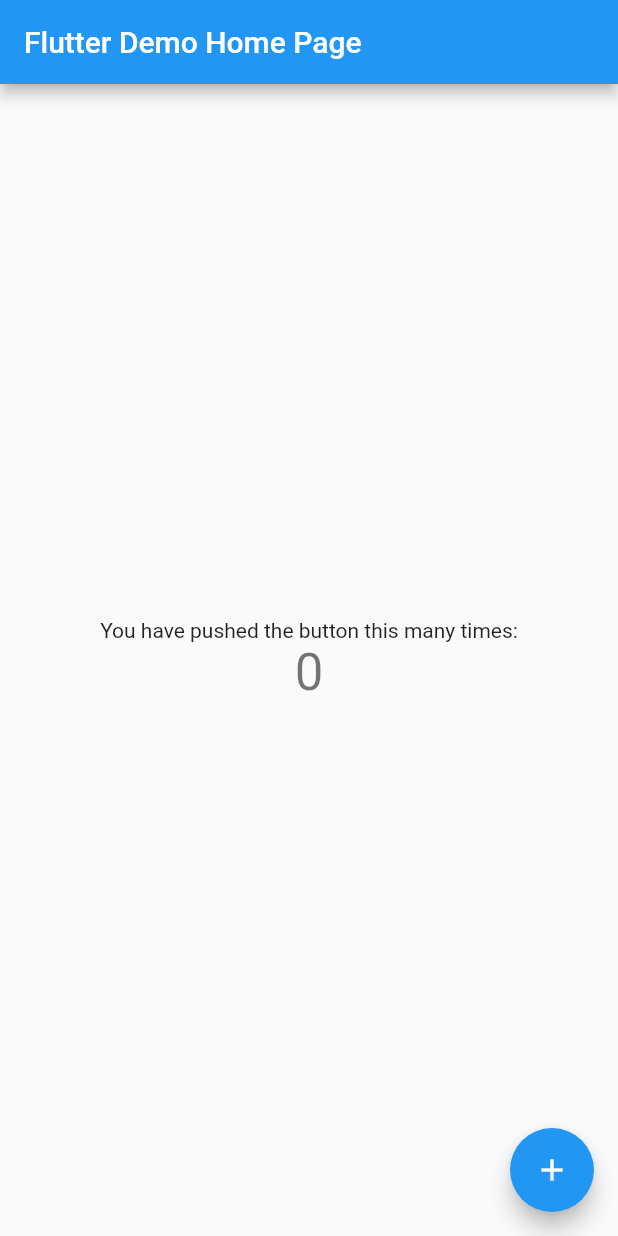
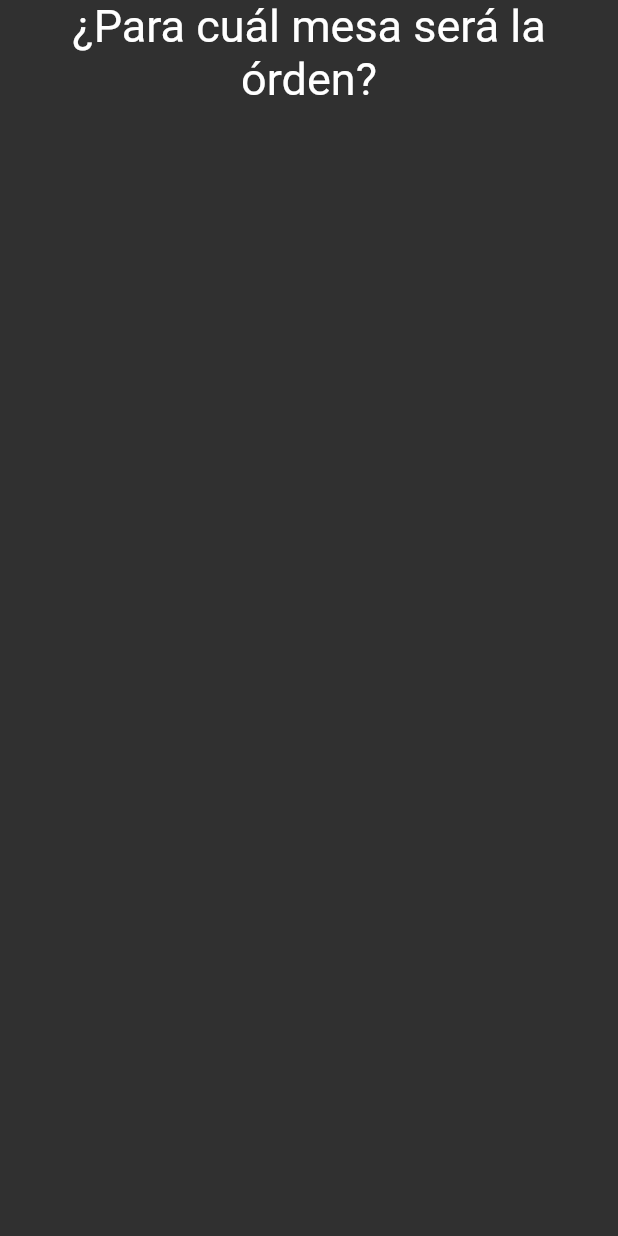
Before and after one commit to Aaron-Uriel/frontend, a Flutter app: the screen it shows after launch, on a phone screen of 412 x 824 dp. Run offline on Flutter 3.47's test engine with Material 2 defaults, Android fonts, the phone set to English and light mode, and no system bars.

Commit message:
Título de la primera página

```diff
--- a/lib/main.dart
+++ b/lib/main.dart
@@ -1,4 +1,6 @@
 import 'package:flutter/material.dart';
+
+const double title_size = 30;
 
 void main() {
   runApp(MyApp());
@@ -10,18 +12,10 @@
   Widget build(BuildContext context) {
     return MaterialApp(
       title: 'Flutter Demo',
-      theme: ThemeData(
-        // This is the theme of your application.
-        //
-        // Try running your application with "flutter run". You'll see the
-        // application has a blue toolbar. Then, without quitting the app, try
-        // changing the primarySwatch below to Colors.green and then invoke
-        // "hot reload" (press "r" in the console where you ran "flutter run",
-        // or simply save your changes to "hot reload" in a Flutter IDE).
-        // Notice that the counter didn't reset back to zero; the application
-        // is not restarted.
-        primarySwatch: Colors.blue,
+      darkTheme: ThemeData(
+        brightness: Brightness.dark,
       ),
+      themeMode: ThemeMode.dark,
       home: MyHomePage(title: 'Flutter Demo Home Page'),
     );
   }
@@ -29,15 +23,6 @@
 
 class MyHomePage extends StatefulWidget {
   MyHomePage({Key? key, required this.title}) : super(key: key);
-
-  // This widget is the home page of your application. It is stateful, meaning
-  // that it has a State object (defined below) that contains fields that affect
-  // how it looks.
-
-  // This class is the configuration for the state. It holds the values (in this
-  // case the title) provided by the parent (in this case the App widget) and
-  // used by the build method of the State. Fields in a Widget subclass are
-  // always marked "final".
 
   final String title;
 
@@ -50,64 +35,26 @@
 
   void _incrementCounter() {
     setState(() {
-      // This call to setState tells the Flutter framework that something has
-      // changed in this State, which causes it to rerun the build method below
-      // so that the display can reflect the updated values. If we changed
-      // _counter without calling setState(), then the build method would not be
-      // called again, and so nothing would appear to happen.
       _counter++;
     });
   }
 
   @override
   Widget build(BuildContext context) {
-    // This method is rerun every time setState is called, for instance as done
-    // by the _incrementCounter method above.
-    //
-    // The Flutter framework has been optimized to make rerunning build methods
-    // fast, so that you can just rebuild anything that needs updating rather
-    // than having to individually change instances of widgets.
-    return Scaffold(
-      appBar: AppBar(
-        // Here we take the value from the MyHomePage object that was created by
-        // the App.build method, and use it to set our appbar title.
-        title: Text(widget.title),
-      ),
-      body: Center(
-        // Center is a layout widget. It takes a single child and positions it
-        // in the middle of the parent.
-        child: Column(
-          // Column is also a layout widget. It takes a list of children and
-          // arranges them vertically. By default, it sizes itself to fit its
-          // children horizontally, and tries to be as tall as its parent.
-          //
-          // Invoke "debug painting" (press "p" in the console, choose the
-          // "Toggle Debug Paint" action from the Flutter Inspector in Android
-          // Studio, or the "Toggle Debug Paint" command in Visual Studio Code)
-          // to see the wireframe for each widget.
-          //
-          // Column has various properties to control how it sizes itself and
-          // how it positions its children. Here we use mainAxisAlignment to
-          // center the children vertically; the main axis here is the vertical
-          // axis because Columns are vertical (the cross axis would be
-          // horizontal).
-          mainAxisAlignment: MainAxisAlignment.center,
-          children: <Widget>[
-            Text(
-              'You have pushed the button this many times:',
+    return SafeArea(
+        child: Scaffold(
+            body: Column(
+                children: [
+                    Center(
+                        child: Text(
+                            '¿Para cuál mesa será la órden?',
+                            style: TextStyle(fontSize: title_size),
+                            textAlign: TextAlign.center,
+                        )
+                    ),
+                ],
             ),
-            Text(
-              '$_counter',
-              style: Theme.of(context).textTheme.headline4,
-            ),
-          ],
         ),
-      ),
-      floatingActionButton: FloatingActionButton(
-        onPressed: _incrementCounter,
-        tooltip: 'Increment',
-        child: Icon(Icons.add),
-      ), // This trailing comma makes auto-formatting nicer for build methods.
     );
   }
 }
```
